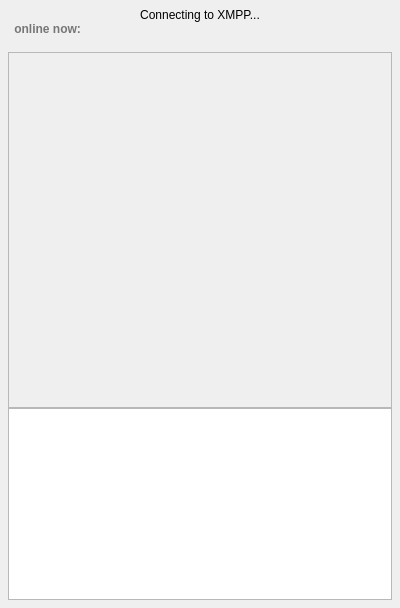
Qt form interface/ui/chatWindow.ui (vircadia/vircadia-native-core) before a commit.
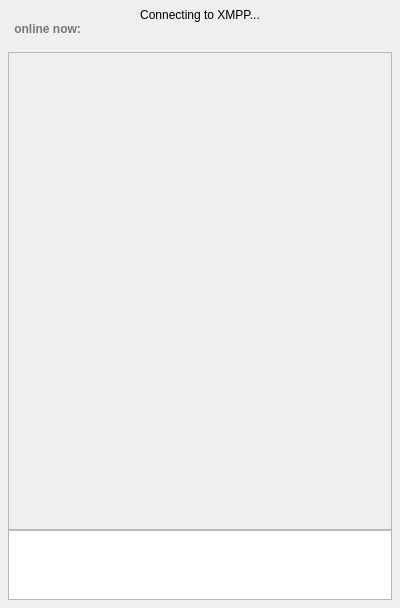
The same form after that commit.

Commit message: Increased the right margin of sent messages for better visibility.

Patch:
```diff
--- a/interface/ui/chatWindow.ui
+++ b/interface/ui/chatWindow.ui
@@ -81,7 +81,7 @@
         <x>0</x>
         <y>0</y>
         <width>358</width>
-        <height>328</height>
+        <height>448</height>
        </rect>
       </property>
       <property name="styleSheet">
@@ -124,6 +124,9 @@
      <property name="horizontalScrollBarPolicy">
       <enum>Qt::ScrollBarAlwaysOff</enum>
      </property>
+     <property name="sizeAdjustPolicy">
+      <enum>QAbstractScrollArea::AdjustToContents</enum>
+     </property>
     </widget>
    </item>
   </layout>
```
The commit also changes 2 other files.
